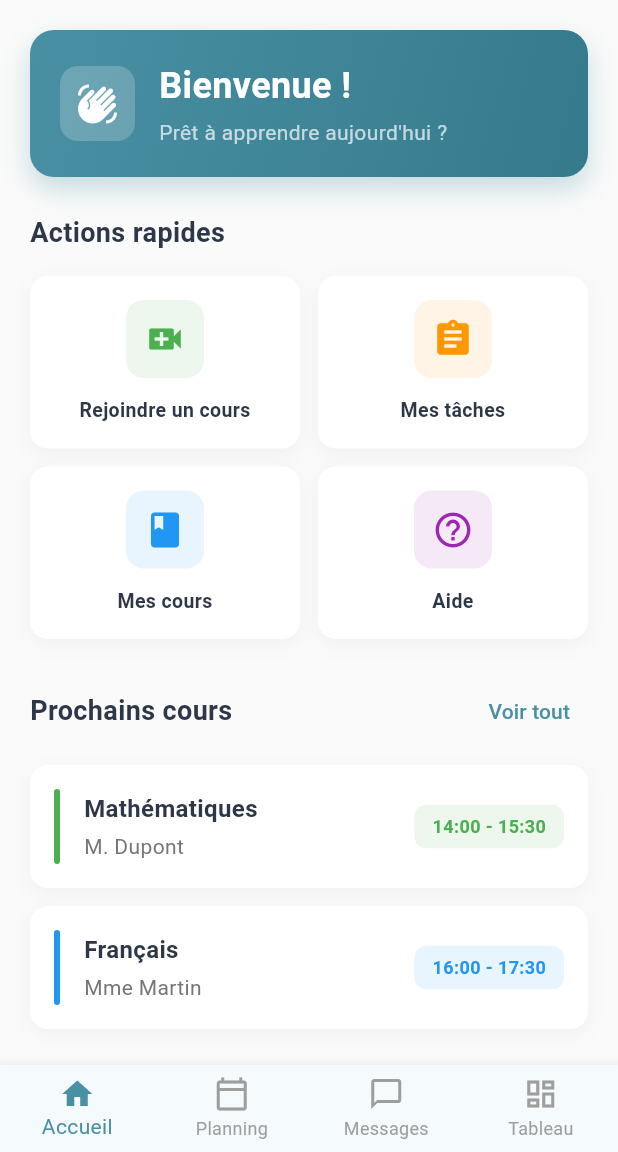
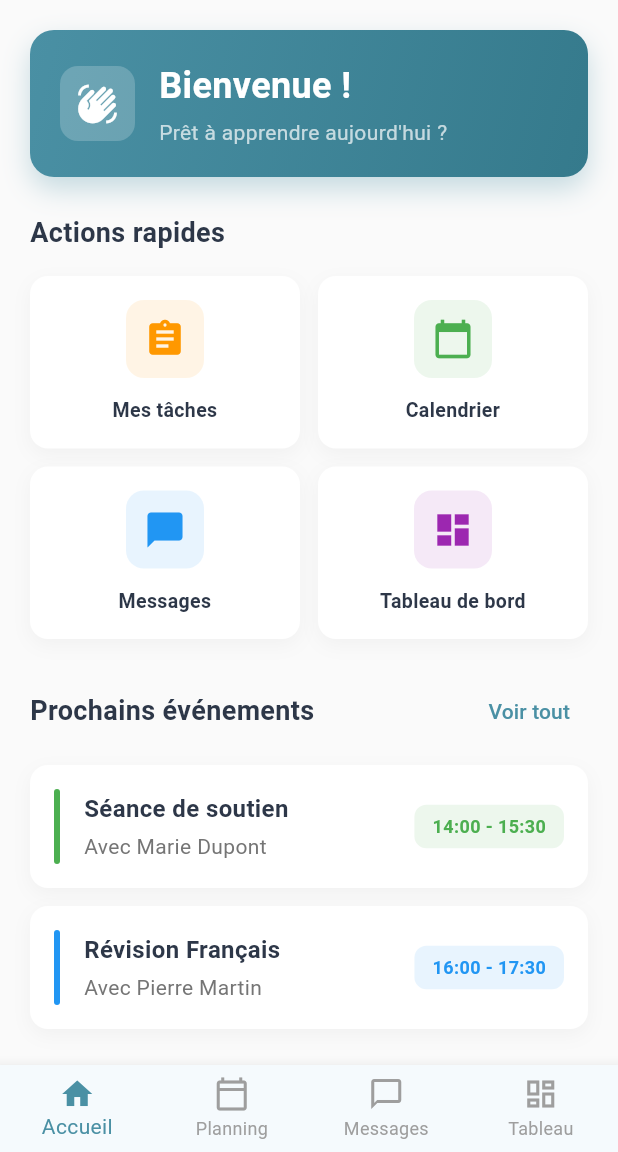
Before and after one commit to tancredeCastets/Learn_At_Home, a Flutter app: the HomePage screen opened directly, on a phone screen of 412 x 824 dp, the part 84-1236 px from its top. Run offline on Flutter 3.47's test engine with Material 3 defaults, Android fonts, the phone set to English and light mode, and no system bars.

Commit message:
[Feat] modif page d'accueil

```diff
--- a/learn_at_home_mobile/lib/pages/home_page.dart
+++ b/learn_at_home_mobile/lib/pages/home_page.dart
@@ -200,14 +200,6 @@ class _HomePageState extends State<HomePage> {
           children: [
             Expanded(
               child: _buildActionCard(
-                icon: Icons.video_call,
-                title: 'Rejoindre un cours',
-                color: const Color(0xFF4CAF50),
-              ),
-            ),
-            const SizedBox(width: 12),
-            Expanded(
-              child: _buildActionCard(
                 icon: Icons.assignment,
                 title: 'Mes tâches',
                 color: const Color(0xFFFF9800),
@@ -219,6 +211,20 @@ class _HomePageState extends State<HomePage> {
                 },
               ),
             ),
+            const SizedBox(width: 12),
+            Expanded(
+              child: _buildActionCard(
+                icon: Icons.calendar_today,
+                title: 'Calendrier',
+                color: const Color(0xFF4CAF50),
+                onTap: () {
+                  Navigator.push(
+                    context,
+                    MaterialPageRoute(builder: (context) => const CalendarPage()),
+                  );
+                },
+              ),
+            ),
           ],
         ),
         const SizedBox(height: 12),
@@ -226,17 +232,29 @@ class _HomePageState extends State<HomePage> {
           children: [
             Expanded(
               child: _buildActionCard(
-                icon: Icons.book,
-                title: 'Mes cours',
+                icon: Icons.chat_bubble,
+                title: 'Messages',
                 color: const Color(0xFF2196F3),
+                onTap: () {
+                  Navigator.push(
+                    context,
+                    MaterialPageRoute(builder: (context) => const ChatPage()),
+                  );
+                },
               ),
             ),
             const SizedBox(width: 12),
             Expanded(
               child: _buildActionCard(
-                icon: Icons.help_outline,
-                title: 'Aide',
+                icon: Icons.dashboard,
+                title: 'Tableau de bord',
                 color: const Color(0xFF9C27B0),
+                onTap: () {
+                  Navigator.push(
+                    context,
+                    MaterialPageRoute(builder: (context) => const DashboardPage()),
+                  );
+                },
               ),
             ),
           ],
@@ -300,7 +318,7 @@ class _HomePageState extends State<HomePage> {
           mainAxisAlignment: MainAxisAlignment.spaceBetween,
           children: [
             const Text(
-              'Prochains cours',
+              'Prochains événements',
               style: TextStyle(
                 fontSize: 18,
                 fontWeight: FontWeight.bold,
@@ -308,7 +326,12 @@ class _HomePageState extends State<HomePage> {
               ),
             ),
             TextButton(
-              onPressed: () {},
+              onPressed: () {
+                Navigator.push(
+                  context,
+                  MaterialPageRoute(builder: (context) => const CalendarPage()),
+                );
+              },
               child: const Text(
                 'Voir tout',
                 style: TextStyle(color: Color(0xFF4A90A4)),
@@ -317,16 +340,16 @@ class _HomePageState extends State<HomePage> {
           ],
         ),
         const SizedBox(height: 12),
-        _buildLessonCard(
-          subject: 'Mathématiques',
-          teacher: 'M. Dupont',
+        _buildEventCard(
+          title: 'Séance de soutien',
+          description: 'Avec Marie Dupont',
           time: '14:00 - 15:30',
           color: const Color(0xFF4CAF50),
         ),
         const SizedBox(height: 12),
-        _buildLessonCard(
-          subject: 'Français',
-          teacher: 'Mme Martin',
+        _buildEventCard(
+          title: 'Révision Français',
+          description: 'Avec Pierre Martin',
           time: '16:00 - 17:30',
           color: const Color(0xFF2196F3),
         ),
@@ -334,9 +357,9 @@ class _HomePageState extends State<HomePage> {
     );
   }
 
-  Widget _buildLessonCard({
-    required String subject,
-    required String teacher,
+  Widget _buildEventCard({
+    required String title,
+    required String description,
     required String time,
     required Color color,
   }) {
@@ -369,7 +392,7 @@ class _HomePageState extends State<HomePage> {
               crossAxisAlignment: CrossAxisAlignment.start,
               children: [
                 Text(
-                  subject,
+                  title,
                   style: const TextStyle(
                     fontSize: 16,
                     fontWeight: FontWeight.bold,
@@ -378,7 +401,7 @@ class _HomePageState extends State<HomePage> {
                 ),
                 const SizedBox(height: 4),
                 Text(
-                  teacher,
+                  description,
                   style: TextStyle(
                     fontSize: 14,
                     color: Colors.grey[600],
```
